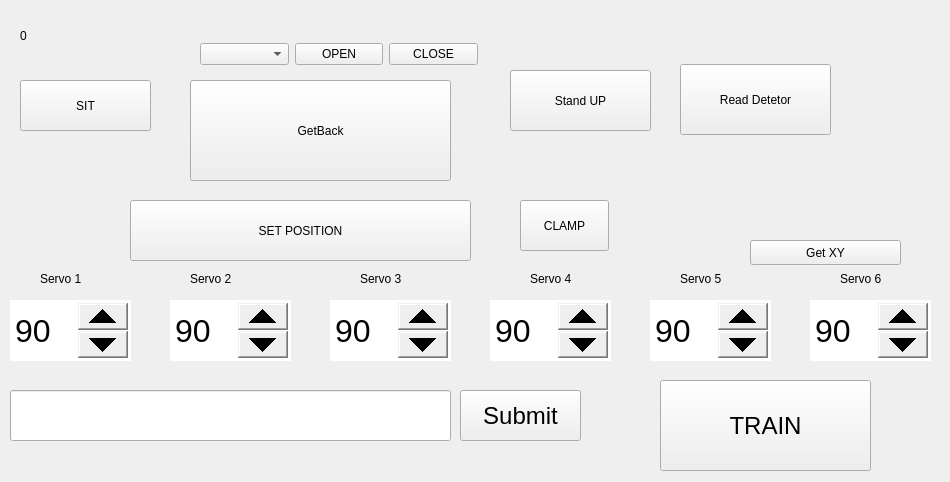
Before: the Qt Designer form threads/mainwindow.ui in evkuz/qt_linux, drawn with Qt 5.
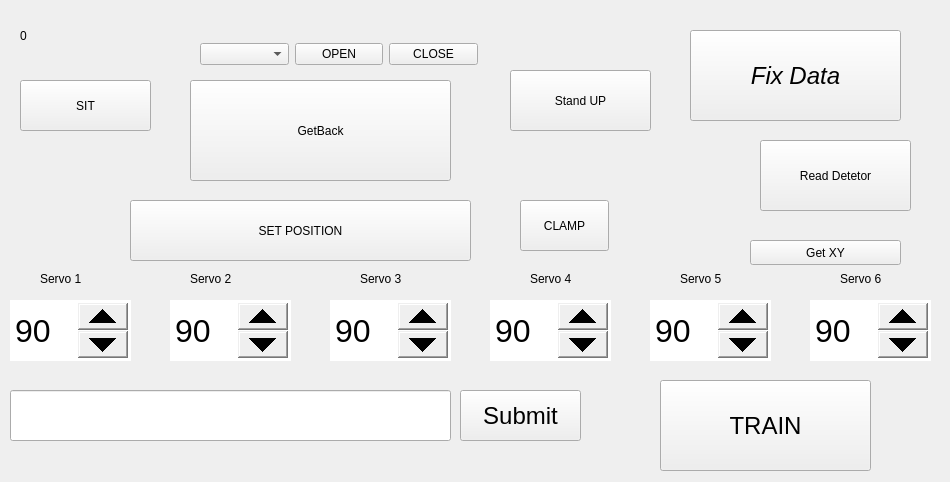
After: the same form once the commit is applied.

Commit message: Fix Data button and new points base

The edit to the form file:
```diff
--- a/threads/mainwindow.ui
+++ b/threads/mainwindow.ui
@@ -188,8 +188,8 @@
   <widget class="QPushButton" name="socketButton">
    <property name="geometry">
     <rect>
-     <x>680</x>
-     <y>64</y>
+     <x>760</x>
+     <y>140</y>
      <width>151</width>
      <height>71</height>
     </rect>
@@ -465,6 +465,25 @@
     <string>GetBack</string>
    </property>
   </widget>
+  <widget class="QPushButton" name="fixButton">
+   <property name="geometry">
+    <rect>
+     <x>690</x>
+     <y>30</y>
+     <width>211</width>
+     <height>91</height>
+    </rect>
+   </property>
+   <property name="font">
+    <font>
+     <pointsize>18</pointsize>
+     <italic>true</italic>
+    </font>
+   </property>
+   <property name="text">
+    <string>Fix Data</string>
+   </property>
+  </widget>
  </widget>
  <resources/>
  <connections/>
```
The commit also changes 9 other files.
